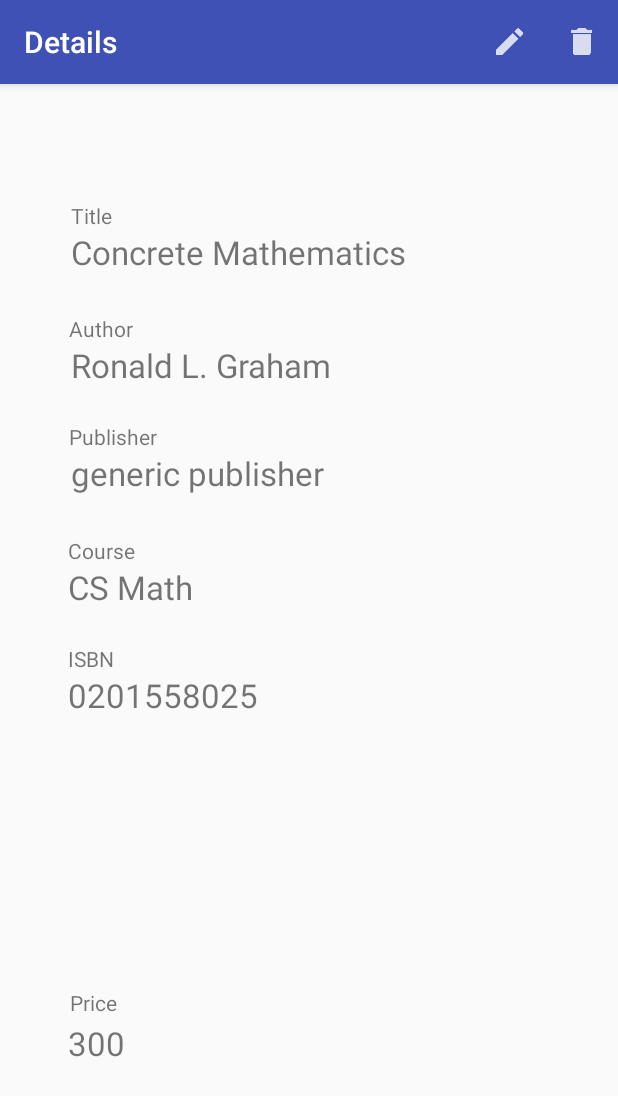
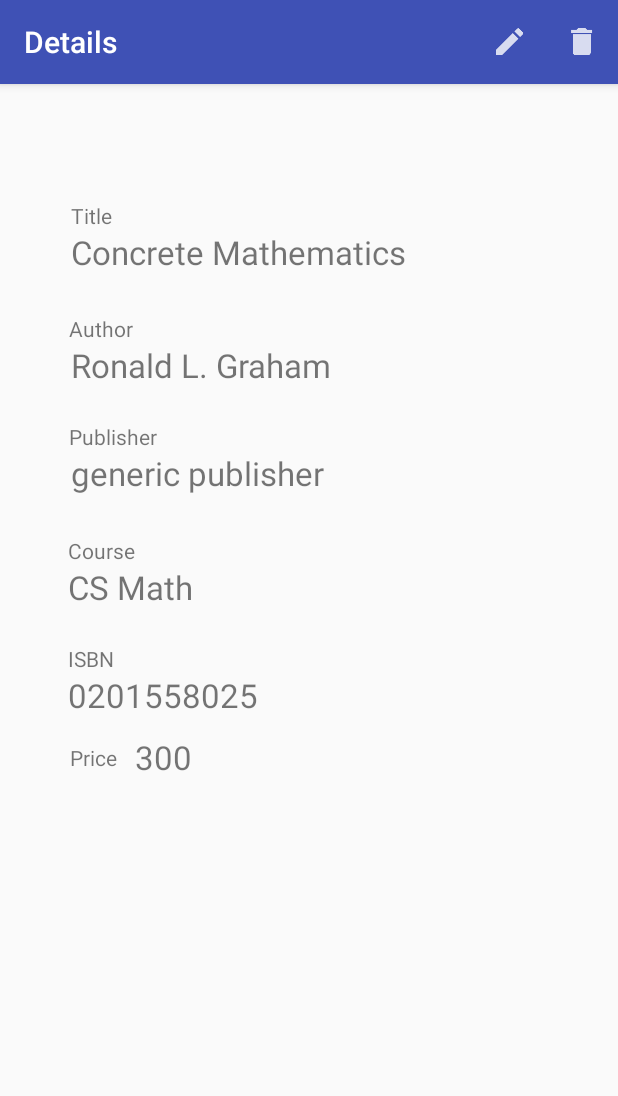
Before and after one commit to Flirre/bookmanager, an Android app: the screen it shows after launch (DetailActivity), after a tap on "Concrete Mathematics", on a phone screen of 412 x 824 dp. Shown: the top 1096 px of the screen. Run offline under Robolectric (Android 15) with nearby library versions, the phone set to English and light mode, and no system bars; our stand-ins replace Picasso; libraries missing offline, so code that uses them is left out: com.loopj.android, cz.msebera.android; pictures from the network do not load.

Commit message:
fixed strange layout bugs

```diff
--- a/app/src/main/res/layout/activity_detail.xml
+++ b/app/src/main/res/layout/activity_detail.xml
@@ -113,26 +113,30 @@
         android:id="@+id/priceLabel"
         android:layout_width="wrap_content"
         android:layout_height="wrap_content"
+        android:layout_below="@+id/isbn-holder"
+        android:layout_alignStart="@+id/isbn-holder"
+        android:layout_alignLeft="@+id/isbn-holder"
         android:layout_alignParentEnd="true"
         android:layout_alignParentRight="true"
         android:layout_alignParentBottom="true"
-        android:layout_marginEnd="334dp"
-        android:layout_marginRight="334dp"
-        android:layout_marginBottom="146dp"
+        android:layout_marginStart="1dp"
+        android:layout_marginLeft="1dp"
+        android:layout_marginTop="17dp"
+        android:layout_marginEnd="305dp"
+        android:layout_marginRight="305dp"
+        android:layout_marginBottom="55dp"
         android:text="Price" />
 
     <TextView
         android:id="@+id/price-holder"
         android:layout_width="wrap_content"
         android:layout_height="wrap_content"
-        android:layout_alignParentStart="true"
-        android:layout_alignParentLeft="true"
-        android:layout_alignParentBottom="true"
-        android:layout_marginStart="45dp"
-        android:layout_marginLeft="45dp"
-        android:layout_marginBottom="114dp"
-        android:text="Number"
-        android:textSize="22dp" />
+        android:layout_alignTop="@+id/priceLabel"
+        android:layout_marginStart="1dp"
+        android:layout_marginTop="-5dp"
+        android:layout_toEndOf="@+id/authorLabel"
+        android:text="TextView"
+        android:textSize="22sp" />
 
 
 </RelativeLayout>
```
Also changed, not shown: app/src/main/res/layout/activity_add.xml (+10 -5 lines).
